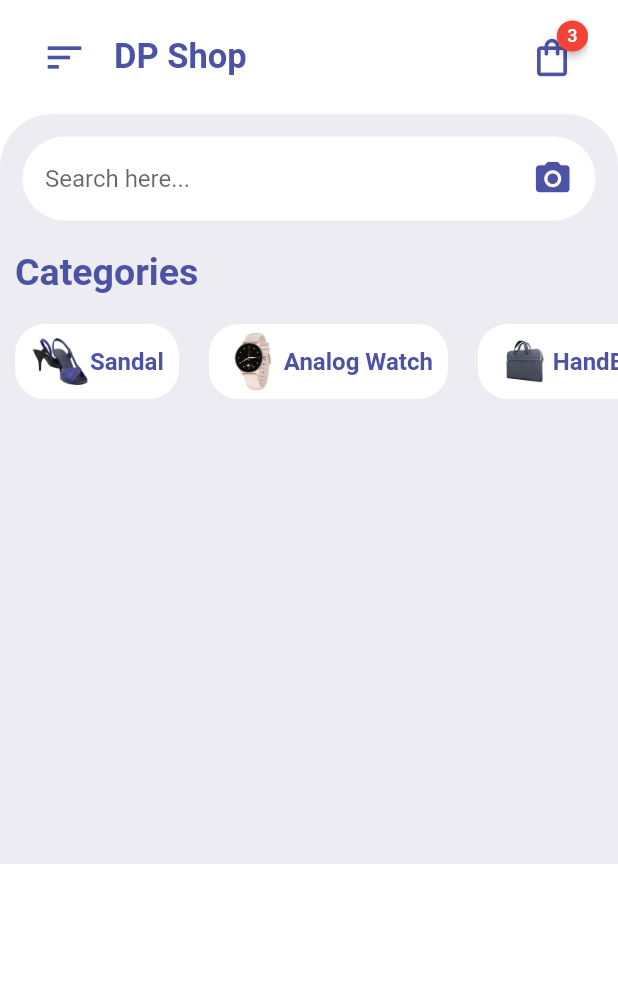
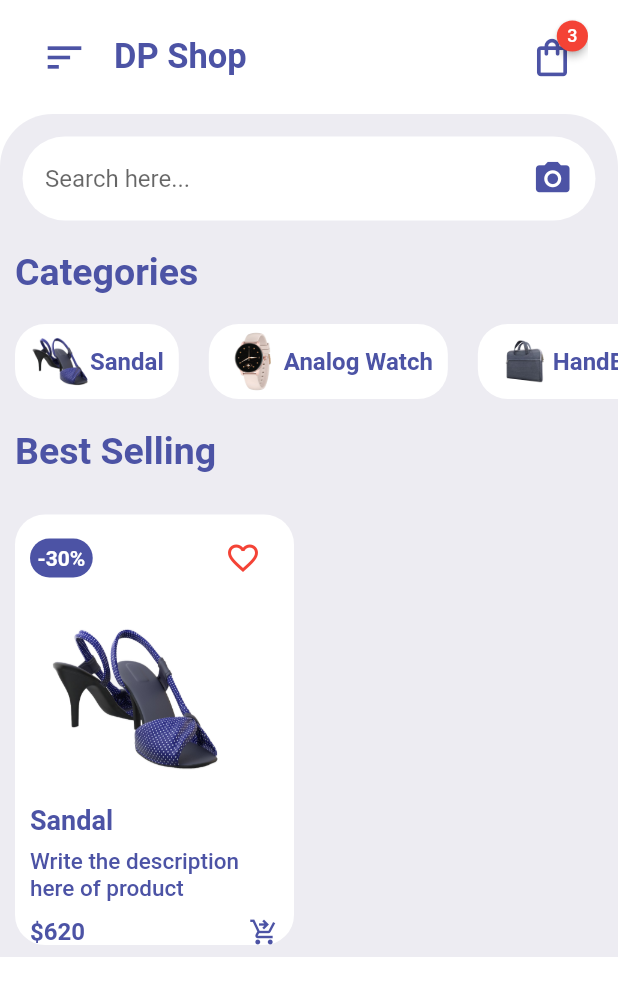
Before and after one commit to jgarzon26/shopping_app, a Flutter app: the screen it shows after launch, on a phone screen of 412 x 824 dp. Shown: the top 996 px of the screen. Run offline on Flutter 3.47's test engine with Material 2 defaults, Android fonts, the phone set to English and light mode, and no system bars; drawn by our look-alikes of badges.

```diff
--- a/lib/screens/home/home.dart
+++ b/lib/screens/home/home.dart
@@ -5,6 +5,8 @@ import 'package:shopping_app/demoData/category_data.dart';
 import 'package:shopping_app/screens/home/widgets/categories.dart';
 import 'package:shopping_app/screens/home/widgets/search_bar.dart';
 import 'package:shopping_app/screens/home/widgets/section_title.dart';
+
+import '../../demoData/Product_data.dart';
 
 class Home extends StatelessWidget{
   const Home({super.key});
@@ -66,7 +68,6 @@ class Home extends StatelessWidget{
           ),
           SliverToBoxAdapter(
             child: Container(
-              height: 500,
               padding: const EdgeInsets.only(top: 15,),
               decoration: const BoxDecoration(
                 color: kBGColor,
@@ -79,9 +80,7 @@ class Home extends StatelessWidget{
                 crossAxisAlignment: CrossAxisAlignment.start,
                 children: [
                   const SearchBar(),
-                  const SizedBox(height: 20,),
                   const SectionTitle(title: 'Categories',),
-                  const SizedBox(height: 20,),
                   SingleChildScrollView(
                     scrollDirection: Axis.horizontal,
                     child: Row(
@@ -95,6 +94,107 @@ class Home extends StatelessWidget{
                       ),
                     ),
                   ),
+                  const SectionTitle(title: 'Best Selling'),
+                  GridView.count(
+                    crossAxisCount: 2,
+                    childAspectRatio: 0.68,
+                    shrinkWrap: true,
+                    padding: const EdgeInsets.only(top: 0,),
+                    children: [
+                      Container(
+                        height: 200,
+                        margin: const EdgeInsets.symmetric(horizontal: 10, vertical: 8),
+                        padding: const EdgeInsets.only(left: 10, right: 10, top: 5,),
+                        decoration: const BoxDecoration(
+                          color: Colors.white,
+                          borderRadius: BorderRadius.all(Radius.circular(20)),
+                        ),
+                        child: Column(
+                          crossAxisAlignment: CrossAxisAlignment.start,
+                          children: [
+                            Row(
+                              mainAxisAlignment: MainAxisAlignment.spaceBetween,
+                              children: [
+                                Container(
+                                  padding: const EdgeInsets.all(5),
+                                  decoration: BoxDecoration(
+                                    color: kMainColor,
+                                    borderRadius: BorderRadius.circular(20),
+                                  ),
+                                  child: Text(
+                                    '-${products[0]['discount']}%',
+                                    style: Theme.of(context).textTheme.bodyText1!.copyWith(
+                                      color: Colors.white,
+                                      fontWeight: FontWeight.bold,
+                                      fontSize: 14,
+                                    ),
+                                  ),
+                                ),
+                                IconButton(
+                                  onPressed: () {},
+                                  icon: const Icon(
+                                    Icons.favorite_border,
+                                    color: Colors.red,
+                                  ),
+                                ),
+                              ],
+                            ),
+                            InkWell(
+                              onTap: () {},
+                              child: Container(
+                                margin: const EdgeInsets.all(10),
+                                child: Image.asset(
+                                  products[0]['image']!,
+                                  width: 120,
+                                  height: 120,
+                                ),
+                              ),
+                            ),
+                            Container(
+                              padding: const EdgeInsets.only(bottom: 8),
+                              alignment: Alignment.centerLeft,
+                              child: Text(
+                                '${products[0]['title']}',
+                                style: Theme.of(context).textTheme.bodyText1!.copyWith(
+                                  fontSize: 18,
+                                  fontWeight: FontWeight.bold,
+                                  color: kMainColor,
+                                ),
+                              ),
+                            ),
+                            Text(
+                              '${products[0]['subtitle']}',
+                              style: Theme.of(context).textTheme.bodyText1!.copyWith(
+                                fontSize: 15,
+                                color: kMainColor,
+                              ),
+                            ),
+                            Padding(
+                              padding: const EdgeInsets.symmetric(vertical: 10),
+                              child: Row(
+                                mainAxisAlignment: MainAxisAlignment.spaceBetween,
+                                children: [
+                                  Text(
+                                    '\$${products[0]['price']}',
+                                    style: Theme.of(context).textTheme.bodyText1!.copyWith(
+                                      fontSize: 16,
+                                      fontWeight: FontWeight.bold,
+                                      color: kMainColor,
+                                    ),
+                                  ),
+                                  const Icon(
+                                    Icons.shopping_cart_checkout,
+                                    color: kMainColor,
+                                    size: 20,
+                                  ),
+                                ],
+                              ),
+                            ),
+                          ],
+                        ),
+                      ),
+                    ],
+                  ),
                 ],
               ),
             ),
--- a/lib/screens/home/widgets/section_title.dart
+++ b/lib/screens/home/widgets/section_title.dart
@@ -11,7 +11,7 @@ class SectionTitle extends StatelessWidget {
   @override
   Widget build(BuildContext context) {
     return Padding(
-      padding: const EdgeInsets.symmetric(horizontal: 10),
+      padding: const EdgeInsets.symmetric(horizontal: 10, vertical: 20),
       child: Text(
         title,
         style: Theme.of(context).textTheme.bodyText1!.copyWith(
```
